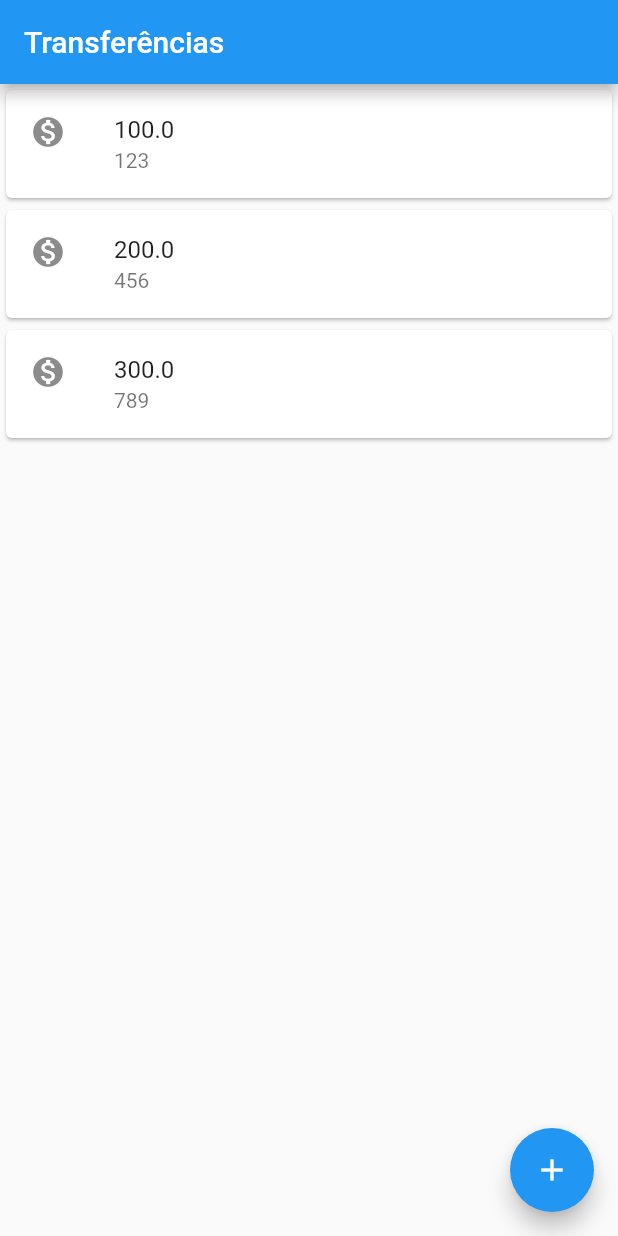
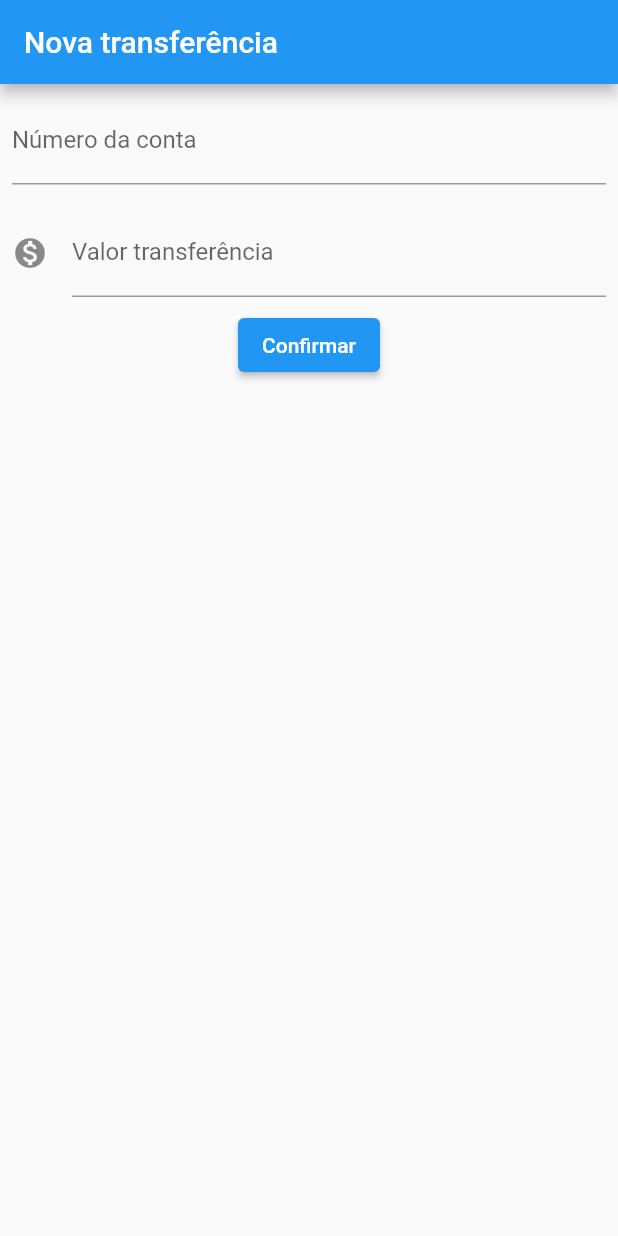
Before and after one commit to brulilika/Flutter, a Flutter app: the screen it shows after launch, on a phone screen of 412 x 824 dp. Run offline on Flutter 3.47's test engine with Material 2 defaults, Android fonts, the phone set to English and light mode, and no system bars.

Commit message:
criacao de forms

```diff
--- a/01-FundFlutter/bytebank/lib/main.dart
+++ b/01-FundFlutter/bytebank/lib/main.dart
@@ -1,21 +1,22 @@
 // ignore_for_file: prefer_const_constructors, prefer_const_literals_to_create_immutables
 
+import 'dart:isolate';
 import 'dart:ui';
 
 import 'package:flutter/material.dart';
 
-void main() => runApp(MaterialApp(
+//Coloca isso no root
+void main() => runApp(ByteBankApp());
+
+class ByteBankApp extends StatelessWidget {
+  @override
+  Widget build(BuildContext context) {
+    return MaterialApp(
         home: Scaffold(
-      appBar: AppBar(
-        title: Text('Transferências'),
-      ),
-      floatingActionButton: FloatingActionButton(
-        onPressed: () {},
-        child: Icon(Icons.add),
-      ),
-      //Aplicacao de tecnicas de extração de codigos
-      body: ListaTransferencia(),
-    )));
+      body: FormularioTransferencia(),
+    ));
+  }
+}
 
 /*
 Refatorações aplicadas seguindo as boas praticas de programacao
@@ -31,12 +32,21 @@ https://www.alura.com.br/artigos/flutter-diferenca-entre-stateless-e-statefull-w
 class ListaTransferencia extends StatelessWidget {
   @override
   Widget build(BuildContext context) {
-    return Column(
-      children: <Widget>[
-        ItemTransferencia(Transferencia(100.00, 123)),
-        ItemTransferencia(Transferencia(200.00, 456)),
-        ItemTransferencia(Transferencia(300.00, 789)),
-      ],
+    return Scaffold(
+      appBar: AppBar(
+        title: Text('Transferências'),
+      ),
+      floatingActionButton: FloatingActionButton(
+        onPressed: () {},
+        child: Icon(Icons.add),
+      ),
+      body: Column(
+        children: <Widget>[
+          ItemTransferencia(Transferencia(100.00, 123)),
+          ItemTransferencia(Transferencia(200.00, 456)),
+          ItemTransferencia(Transferencia(300.00, 789)),
+        ],
+      ),
     );
   }
 }
@@ -64,3 +74,62 @@ class Transferencia {
 
   Transferencia(this.valor, this.numeroConta);
 }
+
+class FormularioTransferencia extends StatelessWidget {
+  final TextEditingController _numContaController = TextEditingController();
+  final TextEditingController _valorTransController = TextEditingController();
+
+  @override
+  Widget build(BuildContext context) {
+    return Scaffold(
+      appBar: AppBar(
+        title: Text('Nova transferência'),
+      ),
+      body: Column(
+        children: <Widget>[
+          Padding(
+            padding: const EdgeInsets.all(8.0),
+            child: TextField(
+              controller: _numContaController,
+              maxLength: 5,
+              keyboardType: TextInputType.number,
+              style: TextStyle(fontSize: 16.0),
+              decoration: InputDecoration(
+                  labelText: 'Número da conta',
+                  hintText: '00000',
+                  counterText: ''),
+            ),
+          ),
+          Padding(
+            padding: const EdgeInsets.all(8.0),
+            child: TextField(
+              controller: _valorTransController,
+              keyboardType: TextInputType.number,
+              style: TextStyle(fontSize: 16.0),
+              decoration: InputDecoration(
+                  labelText: 'Valor transferência',
+                  hintText: '00,00',
+                  icon: Icon(Icons.monetization_on)),
+            ),
+          ),
+          ElevatedButton(
+              onPressed: () {
+                final int? numeroConta = int.tryParse(_numContaController.text);
+                final double? valor =
+                    double.tryParse(_valorTransController.text);
+                if (numeroConta != null && valor != null) {
+                  final transferenciaCriada = Transferencia(valor, numeroConta);
+                  ScaffoldMessenger.of(context).showSnackBar(
+                    SnackBar(
+                      content: Text(
+                          'Conta: ${transferenciaCriada.numeroConta} Valor: ${transferenciaCriada.valor}'),
+                    ),
+                  );
+                }
+              },
+              child: Text('Confirmar'))
+        ],
+      ),
+    );
+  }
+}
```
